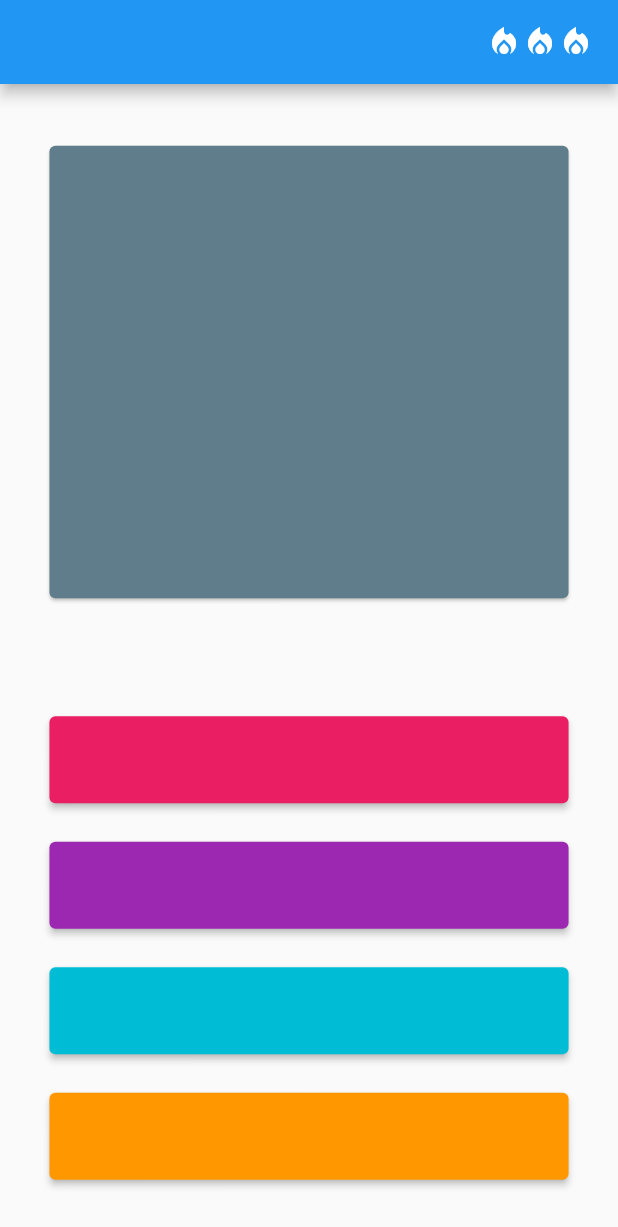
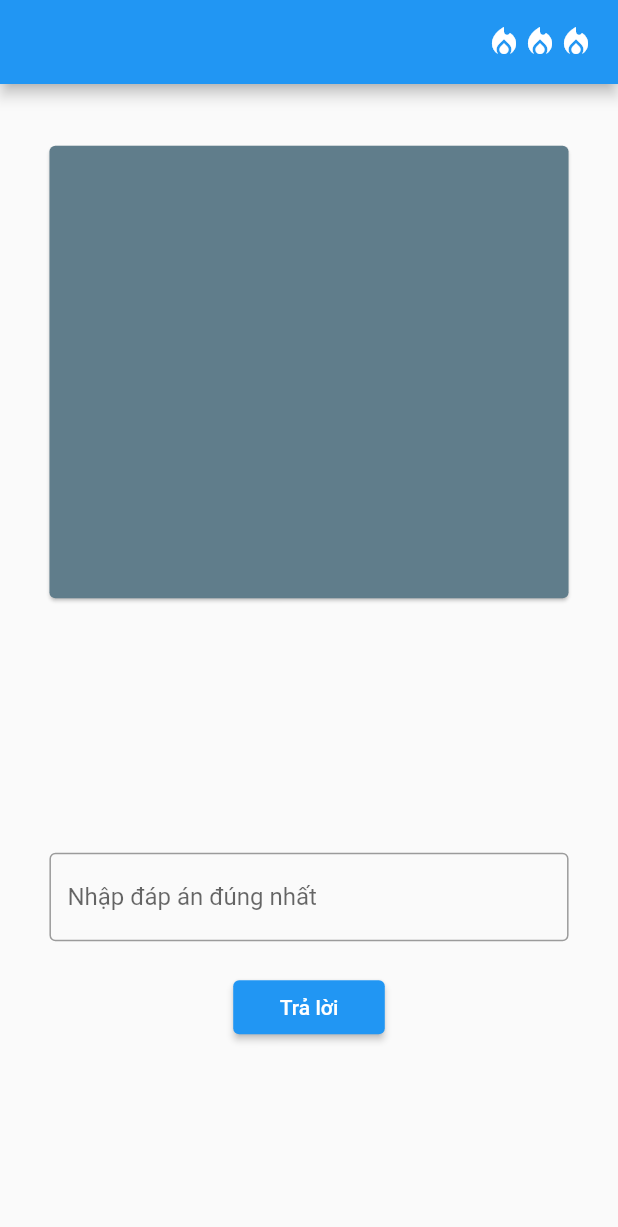
Before and after one commit to Duycld03/puzzle_app, a Flutter app: the HomePage screen opened by its route, after a tap on "Chơi Ngay", on a phone screen of 412 x 824 dp. Shown: the top 1227 px of the screen. Run offline on Flutter 3.47's test engine with Material 2 defaults, Android fonts, the phone set to English and light mode, and no system bars; our stand-ins replace bloc, flutter_bloc, sqflite_common, sqflite_common_ffi; missing offline and left inert: window_size; accounts and stored records are empty.

Commit message:
handle each type of question and check the answer

```diff
--- a/lib/blocs/play/play_bloc.dart
+++ b/lib/blocs/play/play_bloc.dart
@@ -9,42 +9,17 @@ part 'play_state.dart';
 
 class PlayBloc extends Bloc<PlayEvent, PlayState> {
   PlayBloc() : super(PlayInitial()) {
-    on<SelectedOption>((event, emit) {
-      print("selected option: ${event.option}");
-      if (event.option != state.answer) {
-        state.minusLife();
-        print(state.life);
-      }
-    });
-    on<LoadQuestions>(
-      (event, emit) async {
-        final List<Question> list =
-            await QuestionTable.instance.getAllQuestion();
-        list.shuffle();
-        emit(
-          state.copyWith(
-            life: state.life,
-            questions: list,
-            isGameOver: state.isGameOver,
-          ),
-        );
-        _nextAndChangeOptions(emit);
-        emit(state.copyWith(isLoaded: true));
-      },
-    );
-    on<NextQuestion>(
-      (event, emit) {
-        print("Next question");
-        _nextAndChangeOptions(emit);
-      },
-    );
+    on<SelectedOption>((event, emit) => _selectedOption(event, emit));
+    on<LoadQuestions>((event, emit) => _loadQuestions(emit));
+    on<NextQuestion>((event, emit) => _nextAndChangeOptions(emit));
     on<GameOver>(
       (event, emit) {
-        print("Game Over");
         emit(state.copyWith(isGameOver: false));
         Navigator.of(event.context).pushReplacementNamed(Routes.mainPage);
       },
     );
+    on<FillOptionChanged>(
+        (event, emit) => emit(state.copyWith(fillOption: event.fillOption)));
   }
   _nextAndChangeOptions(Emitter emit) {
     if (state.questions.isEmpty) {
@@ -55,9 +30,15 @@ class PlayBloc extends Bloc<PlayEvent, PlayState> {
     if (state.isLoaded) {
       id = state.id! + 1;
     }
+    if (id == state.questions.length) {
+      print("end");
+      emit(state.copyWith(id: state.questions.length - 1));
+      return;
+    }
     Question newQuestion = state.questions[id];
     if (newQuestion.category != "Trắc Nghiệm") {
-      emit(state.copyWith(id: id));
+      state.fillOptionCtrls.clear();
+      emit(state.copyWith(id: id, fillOption: ""));
       return;
     }
     Map<String, dynamic> optionList = {
@@ -75,4 +56,38 @@ class PlayBloc extends Bloc<PlayEvent, PlayState> {
     print(options);
     emit(state.copyWith(id: id, options: options, answer: answer));
   }
+
+  _loadQuestions(Emitter emit) async {
+    final List<Question> list =
+        await QuestionTable.instance.getAllUserQuestion();
+    list.shuffle();
+    emit(
+      state.copyWith(
+        life: state.life,
+        questions: list,
+        isGameOver: state.isGameOver,
+      ),
+    );
+    _nextAndChangeOptions(emit);
+    emit(state.copyWith(isLoaded: true));
+  }
+
+  _selectedOption(SelectedOption event, Emitter emit) {
+    print("selected option: ${event.option}");
+    if (state.currentQuestion?.category == "Trắc Nghiệm") {
+      if (event.option != state.answer) {
+        state.minusLife();
+      }
+      return;
+    }
+    if (state.currentQuestion?.category == "T/F") {
+      if (event.option != state.currentQuestion?.answer) {
+        state.minusLife();
+      }
+      return;
+    }
+    if (event.option != state.currentQuestion?.answer) {
+      state.minusLife();
+    }
+  }
 }
--- a/lib/blocs/play/play_event.dart
+++ b/lib/blocs/play/play_event.dart
@@ -12,6 +12,11 @@ class LoadQuestions extends PlayEvent {}
 
 class NextQuestion extends PlayEvent {}
 
+class FillOptionChanged extends PlayEvent {
+  final String fillOption;
+  FillOptionChanged({required this.fillOption});
+}
+
 class GameOver extends PlayEvent {
   final BuildContext context;
   GameOver({required this.context});
--- a/lib/blocs/play/play_state.dart
+++ b/lib/blocs/play/play_state.dart
@@ -8,17 +8,22 @@ class PlayState {
   String? answer;
   bool isGameOver;
   List<String> options;
+  String? fillOption;
+  TextEditingController fillOptionCtrls;
+
   bool isLoaded = false;
 
   PlayState({
     required this.isGameOver,
     required this.life,
     required this.questions,
+    required this.isLoaded,
+    required this.fillOption,
+    required this.options,
+    required this.fillOptionCtrls,
     this.currentQuestion,
     this.id,
-    required this.options,
     this.answer,
-    required this.isLoaded,
   }) {
     if (questions.isNotEmpty) {
       currentQuestion = questions[id ?? 0];
@@ -34,6 +39,8 @@ class PlayState {
     String? answer,
     List<String>? options,
     bool? isLoaded,
+    String? fillOption,
+    TextEditingController? fillOptionCtrls,
   }) =>
       PlayState(
         id: id ?? this.id,
@@ -44,11 +51,11 @@ class PlayState {
         answer: answer ?? this.answer,
         options: options ?? this.options,
         isLoaded: isLoaded ?? this.isLoaded,
+        fillOption: fillOption ?? this.fillOption,
+        fillOptionCtrls: fillOptionCtrls ?? this.fillOptionCtrls,
       );
-  // Future<int> delay() async {
-  //   await Future.delayed(const Duration(milliseconds: 200));
-  //   return 0;
-  // }
+
+  get isValid => fillOption!.isNotEmpty;
 
   minusLife() {
     life--;
@@ -67,16 +74,7 @@ class PlayInitial extends PlayState {
           questions: [],
           options: ["", "", "", ""],
           isLoaded: false,
+          fillOption: "",
+          fillOptionCtrls: TextEditingController(),
         );
 }
-
-// class NextQuestion extends PlayState {
-//   NextQuestion()
-//       : super(
-//           isGameOver: false,
-//           life: 3,
-//           questions: [],
-//         );
-// }
-
-// class QuestionLoaded extends PlayState {}
--- a/lib/blocs/questionForm/question_form_bloc.dart
+++ b/lib/blocs/questionForm/question_form_bloc.dart
@@ -68,7 +68,6 @@ class QuestionFormBloc extends Bloc<QuestionFormEvent, QuestionFormState> {
         category: state.category,
         explain: state.explain,
       );
-      return;
     } else if (state.category == "T/F") {
       newQuestion = Question(
         maker: "User",
@@ -82,7 +81,7 @@ class QuestionFormBloc extends Bloc<QuestionFormEvent, QuestionFormState> {
       newQuestion = Question(
         maker: "User",
         question: state.question,
-        answer: state.fillAnswer,
+        answer: state.fillAnswer.toLowerCase(),
         category: state.category,
         topicID: state.topicID,
         explain: state.explain,
--- a/lib/blocs/questionForm/question_form_state.dart
+++ b/lib/blocs/questionForm/question_form_state.dart
@@ -35,7 +35,8 @@ class QuestionFormState {
   });
 
   bool get isValid {
-    if (category == "Trắc nghiệm") {
+    print("valid...");
+    if (category == "Trắc Nghiệm") {
       return question.isNotEmpty &&
           option.isNotEmpty &&
           answerA.isNotEmpty &&
--- a/lib/main.dart
+++ b/lib/main.dart
@@ -4,7 +4,7 @@ import 'package:puzzle_app/routes/routes.dart';
 import 'package:puzzle_app/routes/router.dart' as router;
 import 'package:window_size/window_size.dart';
 
-void main() {
+Future<void> main() async {
   WidgetsFlutterBinding.ensureInitialized();
   if (Platform.isWindows || Platform.isLinux || Platform.isMacOS) {
     setWindowFrame(const Rect.fromLTRB(0.0, 0.0, 432.0, 888.0));
--- /dev/null
+++ b/lib/pages/PlayPage/fill_option.dart
@@ -0,0 +1,59 @@
+import 'package:flutter/material.dart';
+import 'package:flutter_bloc/flutter_bloc.dart';
+import 'package:puzzle_app/blocs/play/play_bloc.dart';
+
+class FillOption extends StatelessWidget {
+  const FillOption({
+    Key? key,
+  }) : super(key: key);
+
+  @override
+  Widget build(BuildContext context) {
+    return BlocBuilder<PlayBloc, PlayState>(
+      builder: (context, state) {
+        return Column(
+          mainAxisAlignment: MainAxisAlignment.center,
+          crossAxisAlignment: CrossAxisAlignment.center,
+          children: [
+            TextFormField(
+              controller: state.fillOptionCtrls,
+              decoration: const InputDecoration(
+                border: OutlineInputBorder(),
+                hintText: "Nhập đáp án đúng nhất",
+              ),
+              onChanged: (value) => context
+                  .read<PlayBloc>()
+                  .add(FillOptionChanged(fillOption: value)),
+            ),
+            const Padding(padding: EdgeInsets.only(top: 20)),
+            ElevatedButton(
+                onPressed: () {
+                  if (state.isValid) {
+                    context
+                        .read<PlayBloc>()
+                        .add(SelectedOption(option: state.fillOption!));
+                    context.read<PlayBloc>().add(NextQuestion());
+                  } else {
+                    ScaffoldMessenger.of(context).showSnackBar(
+                      const SnackBar(
+                        content: Text(
+                          "Câu trả lời không được để trống",
+                          style: TextStyle(
+                            fontWeight: FontWeight.bold,
+                            color: Colors.red,
+                          ),
+                        ),
+                      ),
+                    );
+                  }
+                },
+                child: const Padding(
+                  padding: EdgeInsets.symmetric(vertical: 8.0, horizontal: 15),
+                  child: Text("Trả lời"),
+                ))
+          ],
+        );
+      },
+    );
+  }
+}
--- a/lib/pages/PlayPage/play_content.dart
+++ b/lib/pages/PlayPage/play_content.dart
@@ -1,7 +1,9 @@
 import 'package:flutter/material.dart';
 import 'package:flutter_bloc/flutter_bloc.dart';
 import 'package:puzzle_app/blocs/play/play_bloc.dart';
-import 'package:puzzle_app/pages/PlayPage/option_button.dart';
+import 'package:puzzle_app/pages/PlayPage/fill_option.dart';
+import 'package:puzzle_app/pages/PlayPage/quiz_option.dart';
+import 'package:puzzle_app/pages/PlayPage/tf_option.dart';
 
 class PlayContent extends StatefulWidget {
   const PlayContent({
@@ -23,6 +25,12 @@ class _PlayContentState extends State<PlayContent> {
     }
     return icons;
   }
+
+  final List<Widget> options = [
+    const QuizOption(),
+    const TFOption(),
+    const FillOption()
+  ];
 
   @override
   void initState() {
@@ -74,40 +82,12 @@ class _PlayContentState extends State<PlayContent> {
                   padding: EdgeInsets.symmetric(
                       horizontal: widget.size.width * 0.08,
                       vertical: widget.size.height * 0.03),
-                  child: LayoutBuilder(
-                    builder: (context, constraints) => SingleChildScrollView(
-                      child: ConstrainedBox(
-                        constraints:
-                            BoxConstraints(minHeight: constraints.maxHeight),
-                        child: Column(
-                          mainAxisAlignment: MainAxisAlignment.spaceAround,
-                          crossAxisAlignment: CrossAxisAlignment.stretch,
-                          children: [
-                            OptionButton(
-                              title: state.options[0],
-                              color: Colors.pink,
-                              optionName: state.options[0],
-                            ),
-                            OptionButton(
-                              title: state.options[1],
-                              color: Colors.purple,
-                              optionName: state.options[1],
-                            ),
-                            OptionButton(
-                              title: state.options[2],
-                              color: Colors.cyan,
-                              optionName: state.options[2],
-                            ),
-                            OptionButton(
-                              title: state.options[3],
-                              color: Colors.orange,
-                              optionName: state.options[3],
-                            ),
-                          ],
-                        ),
-                      ),
-                    ),
-                  ),
+                  child:
+                      options[state.currentQuestion?.category == "Trắc Nghiệm"
+                          ? 0
+                          : state.currentQuestion?.category == "T/F"
+                              ? 1
+                              : 2],
                 ),
               ),
             ],
--- a/pubspec.yaml
+++ b/pubspec.yaml
@@ -40,6 +40,7 @@ dependencies:
   path_provider: ^2.0.13
   path: ^1.8.2
   sqflite_common_ffi: ^2.2.1+1
+  sqlite3_flutter_libs: ^0.5.13
 
 dev_dependencies:
   flutter_test:
```
Also changed, not shown: lib/fake_data.dart (deleted, +0 -9 lines), lib/pages/PlayPage/quiz_option.dart (added, +51 -0 lines), lib/pages/PlayPage/tf_button.dart (added, +38 -0 lines), lib/pages/PlayPage/tf_option.dart (added, +22 -0 lines), pubspec.lock, 5 other files.
